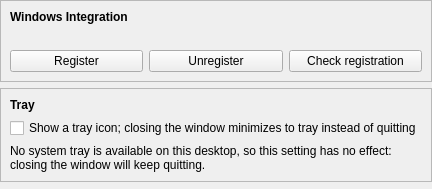
Above: packages/rehuco-agent/src/rehuco_agent/settings/ui/registry_page.ui from borco/rehuco before the change. Below: the same form after it.
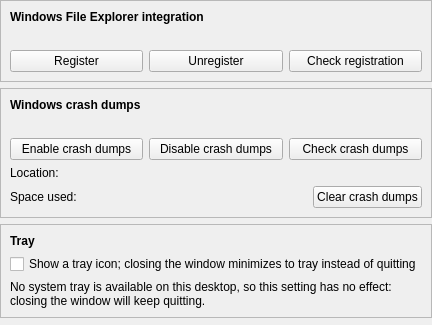
That is the form after the change. Custom widgets are drawn as their Qt base class.

Commit message: refs #363: feat(agent): enable, disable and check Windows crash dumps from System Integration

Diff of the .ui file:
```diff
--- a/packages/rehuco-agent/src/rehuco_agent/settings/ui/registry_page.ui
+++ b/packages/rehuco-agent/src/rehuco_agent/settings/ui/registry_page.ui
@@ -32,7 +32,7 @@
          </font>
         </property>
         <property name="text">
-         <string>Windows Integration</string>
+         <string>Windows File Explorer integration</string>
         </property>
        </widget>
       </item>
@@ -80,6 +80,109 @@
      </layout>
     </widget>
    </item>
+   <item>
+    <widget class="QFrame" name="crash_dumps_frame">
+     <property name="frameShape">
+      <enum>QFrame::Shape::StyledPanel</enum>
+     </property>
+     <property name="frameShadow">
+      <enum>QFrame::Shadow::Raised</enum>
+     </property>
+     <layout class="QVBoxLayout" name="crash_dumps_frame_layout">
+      <item>
+       <widget class="QLabel" name="crash_dumps_frame_label">
+        <property name="font">
+         <font>
+          <bold>true</bold>
+         </font>
+        </property>
+        <property name="text">
+         <string>Windows crash dumps</string>
+        </property>
+       </widget>
+      </item>
+      <item>
+       <widget class="QLabel" name="crash_dumps_status_label">
+        <property name="wordWrap">
+         <bool>true</bool>
+        </property>
+       </widget>
+      </item>
+      <item>
+       <layout class="QHBoxLayout" name="crash_dumps_buttons_layout">
+        <item>
+         <widget class="QPushButton" name="enable_dumps_button">
+          <property name="text">
+           <string>Enable crash dumps</string>
+          </property>
+          <property name="toolTip">
+           <string>Keep a minidump the next 10 times this app crashes natively</string>
+          </property>
+         </widget>
+        </item>
+        <item>
+         <widget class="QPushButton" name="disable_dumps_button">
+          <property name="text">
+           <string>Disable crash dumps</string>
+          </property>
+          <property name="toolTip">
+           <string>Stop keeping crash dumps for this app</string>
+          </property>
+         </widget>
+        </item>
+        <item>
+         <widget class="QPushButton" name="check_dumps_button">
+          <property name="text">
+           <string>Check crash dumps</string>
+          </property>
+          <property name="toolTip">
+           <string>Verify whether crash dumps are currently kept, and where</string>
+          </property>
+         </widget>
+        </item>
+       </layout>
+      </item>
+      <item>
+       <layout class="QHBoxLayout" name="crash_dumps_path_layout" stretch="0,1">
+        <item>
+         <widget class="QLabel" name="crash_dumps_path_caption">
+          <property name="text">
+           <string>Location:</string>
+          </property>
+         </widget>
+        </item>
+        <item>
+         <widget class="ElidedLabel" name="crash_dumps_path_link"/>
+        </item>
+       </layout>
+      </item>
+      <item>
+       <layout class="QHBoxLayout" name="crash_dumps_usage_layout" stretch="0,1,0">
+        <item>
+         <widget class="QLabel" name="crash_dumps_usage_caption">
+          <property name="text">
+           <string>Space used:</string>
+          </property>
+         </widget>
+        </item>
+        <item>
+         <widget class="QLabel" name="crash_dumps_usage_label"/>
+        </item>
+        <item>
+         <widget class="QPushButton" name="clear_dumps_button">
+          <property name="toolTip">
+           <string>Delete the crash dumps in that folder</string>
+          </property>
+          <property name="text">
+           <string>Clear crash dumps</string>
+          </property>
+         </widget>
+        </item>
+       </layout>
+      </item>
+     </layout>
+    </widget>
+   </item>
    <item>
     <widget class="QFrame" name="tray_frame">
      <property name="sizePolicy">
@@ -139,6 +242,13 @@
    </item>
   </layout>
  </widget>
+ <customwidgets>
+  <customwidget>
+   <class>ElidedLabel</class>
+   <extends>QLabel</extends>
+   <header>borco_pyside.widgets</header>
+  </customwidget>
+ </customwidgets>
  <resources/>
  <connections/>
 </ui>
```
The commit also changes 6 other files.
